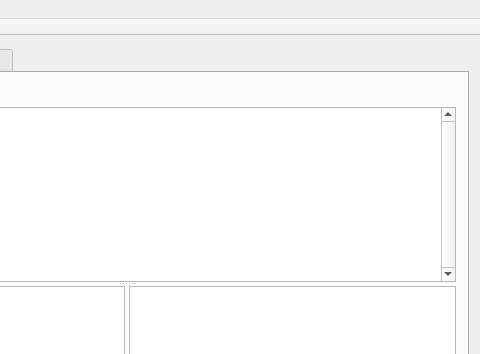
pullmoll/p2emu, file mainwindow.ui: the form before one commit; both pictures show x 226 to 706 and y 0 to 354 of the 706 by 506 pixel window.
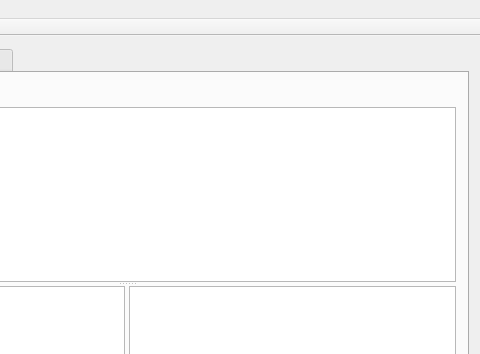
The form after the commit. Icons and pictures are not drawn. Custom widgets are drawn as their Qt base class.

```diff
--- a/mainwindow.ui
+++ b/mainwindow.ui
@@ -46,15 +46,6 @@
            <enum>Qt::Vertical</enum>
           </property>
           <widget class="QTableView" name="tvAsm">
-           <property name="font">
-            <font>
-             <family>Monospace</family>
-             <pointsize>11</pointsize>
-            </font>
-           </property>
-           <property name="verticalScrollBarPolicy">
-            <enum>Qt::ScrollBarAlwaysOn</enum>
-           </property>
            <property name="editTriggers">
             <set>QAbstractItemView::AnyKeyPressed|QAbstractItemView::DoubleClicked|QAbstractItemView::EditKeyPressed|QAbstractItemView::SelectedClicked</set>
            </property>
@@ -67,11 +58,20 @@
            <property name="dragDropOverwriteMode">
             <bool>false</bool>
            </property>
+           <property name="alternatingRowColors">
+            <bool>true</bool>
+           </property>
            <property name="selectionMode">
             <enum>QAbstractItemView::SingleSelection</enum>
            </property>
-           <property name="showGrid">
-            <bool>false</bool>
+           <property name="textElideMode">
+            <enum>Qt::ElideNone</enum>
+           </property>
+           <property name="verticalScrollMode">
+            <enum>QAbstractItemView::ScrollPerPixel</enum>
+           </property>
+           <property name="horizontalScrollMode">
+            <enum>QAbstractItemView::ScrollPerPixel</enum>
            </property>
            <property name="wordWrap">
             <bool>false</bool>
@@ -79,12 +79,6 @@
            <attribute name="horizontalHeaderStretchLastSection">
             <bool>true</bool>
            </attribute>
-           <attribute name="verticalHeaderVisible">
-            <bool>false</bool>
-           </attribute>
-           <attribute name="verticalHeaderCascadingSectionResizes">
-            <bool>true</bool>
-           </attribute>
           </widget>
           <widget class="QSplitter" name="splResults">
            <property name="orientation">
```
